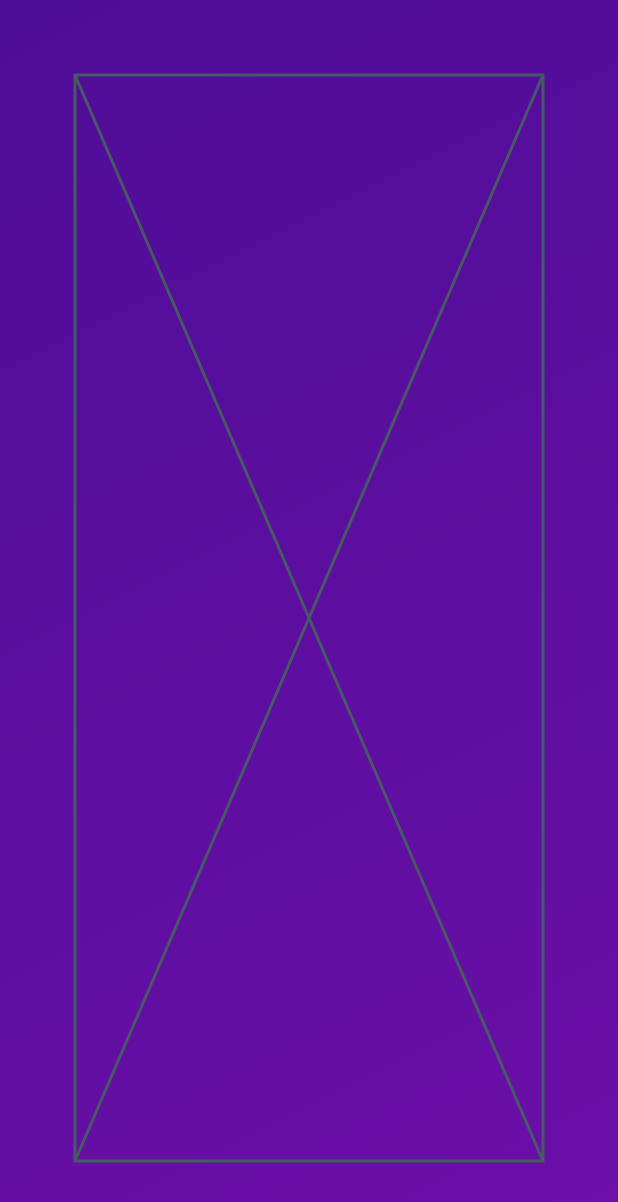
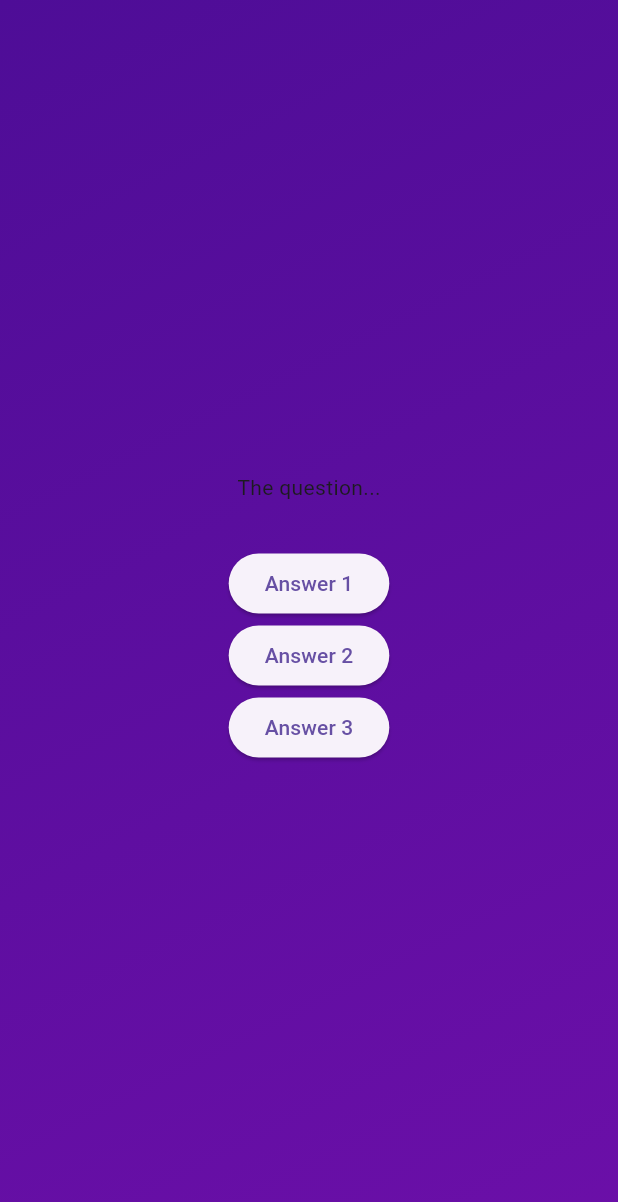
Before and after one commit to GrodTheGreat/Udemy-Flutter, a Flutter app: the screen it shows after launch, after a tap on "Start Quiz", on a phone screen of 412 x 824 dp. Shown: the top 1202 px of the screen. Run offline on Flutter 3.47's test engine with Material 3 defaults, Android fonts, the light colour scheme and no system bars.

Commit message:
Add data models and configure column

```diff
--- /dev/null
+++ b/quiz/lib/data/questions.dart
@@ -0,0 +1,43 @@
+import "package:quiz/models/quiz_questions.dart";
+
+const questions = [
+  QuizQuestion("What are the main building blocks of Flutter UIs?", [
+    "Widgets",
+    "Components",
+    "Blocks",
+    "Functions",
+  ]),
+  QuizQuestion("How are Flutter UIs built?", [
+    "By combining widgets in code",
+    "By combining widgets in a visual editor",
+    "By defining widgets in config files",
+    "By using XCode for iOS and Android Studio for Android",
+  ]),
+  QuizQuestion("What's the purpose of a StatefulWidget?", [
+    "Update UI as data changes",
+    "Update data as UI changes",
+    "Ignore data changes",
+    "Render UI that does not depend on data",
+  ]),
+  QuizQuestion(
+    "Which widget should you try to use more often: StatelessWidget or StatefulWidget?",
+    [
+      "StatelessWidget",
+      "StatefulWidget",
+      "Both are equally good",
+      "None of the above",
+    ],
+  ),
+  QuizQuestion("What happens if you change data in a StatelessWidget?", [
+    "The UI is not updated",
+    "The UI is updated",
+    "The closest StatefulWidget is updated",
+    "Any nested StatefulWidgets are updated",
+  ]),
+  QuizQuestion("How should you update data inside of StatefulWidgets?", [
+    "By calling setState()",
+    "By calling updateData()",
+    "By calling updateUI()",
+    "By calling updateState()",
+  ]),
+];
--- /dev/null
+++ b/quiz/lib/models/quiz_questions.dart
@@ -0,0 +1,6 @@
+class QuizQuestion {
+  final String text;
+  final List<String> answers;
+
+  const QuizQuestion(this.text, this.answers);
+}
--- a/quiz/lib/questions_screen.dart
+++ b/quiz/lib/questions_screen.dart
@@ -10,6 +10,18 @@ class QuestionsScreen extends StatefulWidget {
 class _QuestionsScreenState extends State<QuestionsScreen> {
   @override
   Widget build(BuildContext context) {
-    return const Placeholder();
+    return SizedBox(
+      width: double.infinity,
+      child: Column(
+        mainAxisAlignment: MainAxisAlignment.center,
+        children: [
+          const Text("The question..."),
+          const SizedBox(height: 30),
+          ElevatedButton(onPressed: () {}, child: const Text("Answer 1")),
+          ElevatedButton(onPressed: () {}, child: const Text("Answer 2")),
+          ElevatedButton(onPressed: () {}, child: const Text("Answer 3")),
+        ],
+      ),
+    );
   }
 }
```
